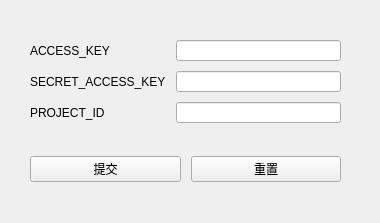
First picture: the form in CloudBackup/ui/GoogleCloudLogin.ui, repository qinxuye/CloudBackup, before the edit.
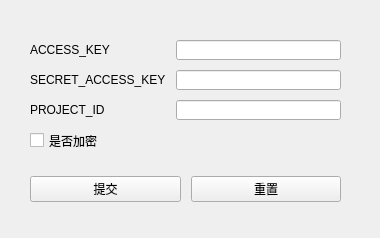
Second picture: the form after the edit.

```diff
--- a/CloudBackup/ui/GoogleCloudLogin.ui
+++ b/CloudBackup/ui/GoogleCloudLogin.ui
@@ -7,7 +7,7 @@
     <x>0</x>
     <y>0</y>
     <width>380</width>
-    <height>223</height>
+    <height>238</height>
    </rect>
   </property>
   <property name="windowTitle">
@@ -19,7 +19,7 @@
      <x>20</x>
      <y>30</y>
      <width>331</width>
-     <height>103</height>
+     <height>131</height>
     </rect>
    </property>
    <layout class="QFormLayout" name="gFormLayout">
@@ -65,13 +65,20 @@
     <item row="2" column="1">
      <widget class="QLineEdit" name="tg_project_id"/>
     </item>
+    <item row="3" column="0">
+     <widget class="QCheckBox" name="tgencrypt">
+      <property name="text">
+       <string>是否加密</string>
+      </property>
+     </widget>
+    </item>
    </layout>
   </widget>
   <widget class="QWidget" name="gridLayoutWidget">
    <property name="geometry">
     <rect>
      <x>20</x>
-     <y>150</y>
+     <y>170</y>
      <width>331</width>
      <height>39</height>
     </rect>
```
